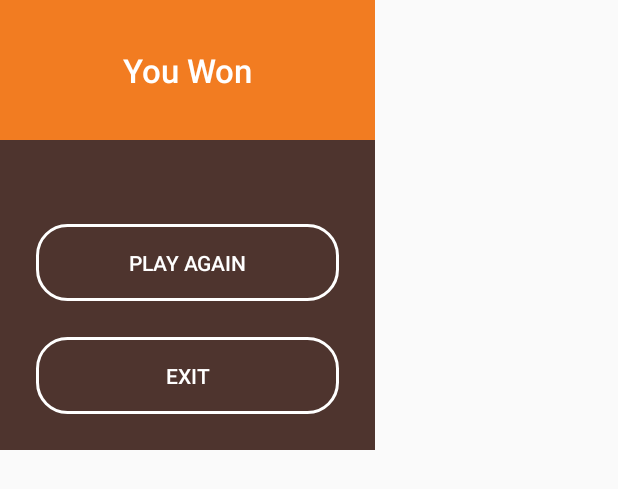
After one commit to letsintegreat/Tic-Tac-Toe, an Android app: the layout match_over.xml on its own in the app's theme, with its tools: preview values and no code run, on a phone screen of 412 x 824 dp. The commit adds this screen. Shown: the top 489 px of the screen. Run offline under Robolectric (Android 15) with nearby library versions, the phone set to English and light mode, and no system bars.

Commit message:
Added match over dialog

```diff
--- /dev/null
+++ b/app/src/main/res/drawable/btnshape.xml
@@ -0,0 +1,9 @@
+<?xml version="1.0" encoding="utf-8"?>
+<shape xmlns:android="http://schemas.android.com/apk/res/android">
+
+    <stroke android:color="#fff"
+        android:width="2dp"/>
+
+    <corners android:radius="20dp"/>
+
+</shape>
--- /dev/null
+++ b/app/src/main/res/layout/match_over.xml
@@ -0,0 +1,54 @@
+<?xml version="1.0" encoding="utf-8"?>
+<android.support.constraint.ConstraintLayout
+    xmlns:android="http://schemas.android.com/apk/res/android"
+    xmlns:app="http://schemas.android.com/apk/res-auto"
+    xmlns:tools="http://schemas.android.com/tools"
+    android:layout_width="250dp"
+    android:layout_height="300dp"
+    android:background="#4E342E">
+
+    <TextView
+        android:id="@+id/txt_declare"
+        android:layout_width="match_parent"
+        android:layout_height="wrap_content"
+        android:textAlignment="center"
+        android:textSize="22sp"
+        android:background="@color/colorPrimary"
+        android:textColor="#FFFFFF"
+        android:fontFamily="sans-serif-medium"
+        android:padding="32dp"
+        android:text="You Won"/>
+
+    <Button
+        android:id="@+id/button_again"
+        android:layout_width="match_parent"
+        android:layout_height="wrap_content"
+        android:layout_marginStart="24dp"
+        android:layout_marginEnd="24dp"
+        android:layout_marginBottom="24dp"
+        android:background="@drawable/btnshape"
+        android:padding="16dp"
+        android:text="Play Again"
+        android:textColor="#fff"
+        app:layout_constraintBottom_toTopOf="@+id/button_exit"
+        app:layout_constraintEnd_toEndOf="parent"
+        app:layout_constraintHorizontal_bias="0.503"
+        app:layout_constraintStart_toStartOf="parent" />
+
+    <Button
+        android:id="@+id/button_exit"
+        android:layout_width="match_parent"
+        android:layout_height="wrap_content"
+        android:layout_marginStart="24dp"
+        android:layout_marginEnd="24dp"
+        android:layout_marginBottom="24dp"
+        android:background="@drawable/btnshape"
+        android:padding="16dp"
+        android:text="Exit"
+        android:textColor="#fff"
+        app:layout_constraintBottom_toBottomOf="parent"
+        app:layout_constraintEnd_toEndOf="parent"
+        app:layout_constraintStart_toStartOf="parent" />
+
+
+</android.support.constraint.ConstraintLayout>
```
Also changed, not shown: app/src/main/java/com/android/zlytherin/game/tic_tac_toe/MainActivity.java (+37 -5 lines).
